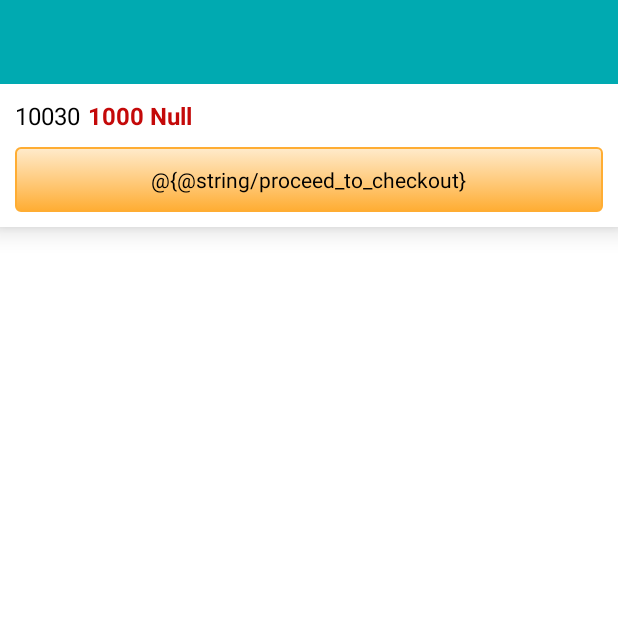
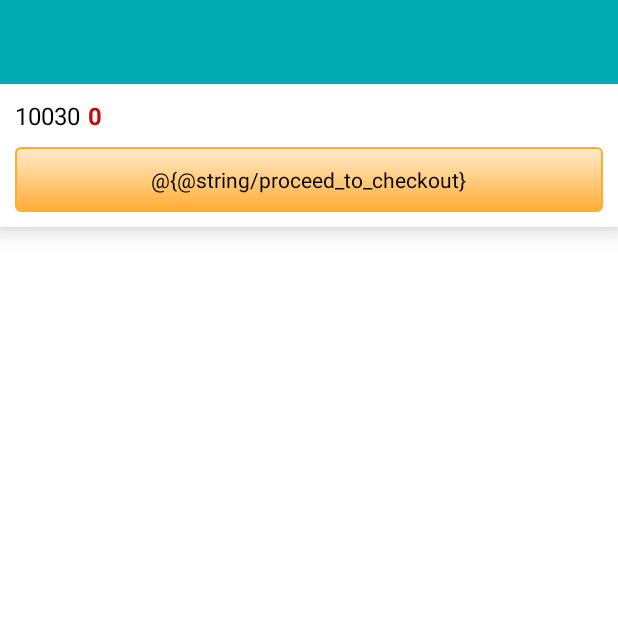
Before and after one commit to Danc-0/LiqourDelivery, an Android app: the CartActivity screen opened directly, with no data from a screen before it, on a phone screen of 412 x 824 dp, the top half of it. Run offline under Robolectric (Android 15) with nearby library versions, the phone set to English and light mode, and no system bars; our stand-ins replace Picasso; pictures from the network do not load.

Commit message:
Final touches on CartActivity

```diff
--- a/app/src/main/java/com/danc/winesapi/CartActivity.java
+++ b/app/src/main/java/com/danc/winesapi/CartActivity.java
@@ -5,19 +5,16 @@ import androidx.recyclerview.widget.LinearLayoutManager;
 import androidx.recyclerview.widget.RecyclerView;
 
 import android.database.Cursor;
-import android.database.sqlite.SQLiteDatabase;
 import android.os.Bundle;
 import android.util.Log;
+import android.view.View;
+import android.widget.TextView;
 import android.widget.Toast;
 
 import com.danc.winesapi.Adapter.CartItemAdapter;
 import com.danc.winesapi.SQLite.CartItemOpenHelper;
-import com.danc.winesapi.SQLite.ItemContractClass;
-import com.danc.winesapi.SQLite.ItemContractClass.CartItemDetails;
 
 import java.util.ArrayList;
-
-import static com.danc.winesapi.SQLite.ItemContractClass.CartItemDetails.*;
 
 public class CartActivity extends AppCompatActivity {
 
@@ -28,7 +25,7 @@ public class CartActivity extends AppCompatActivity {
     ArrayList<String> title, images, price, description, quantity;
     CartItemAdapter adapter;
 
-    ProductActivity productActivity;
+    TextView amount_total;
 
     @Override
     protected void onCreate(Bundle savedInstanceState) {
@@ -43,6 +40,8 @@ public class CartActivity extends AppCompatActivity {
         description = new ArrayList<>();
         quantity = new ArrayList<>();
 
+        amount_total = findViewById(R.id.amount_total);
+
         getAllData();
 
         recyclerView = findViewById(R.id.recyclerv_view);
@@ -52,6 +51,8 @@ public class CartActivity extends AppCompatActivity {
 
         adapter = new CartItemAdapter(this, title, images, price, description, quantity);
         recyclerView.setAdapter(adapter);
+
+        getTotals();
 
 
     }
@@ -65,6 +66,7 @@ public class CartActivity extends AppCompatActivity {
             while (cursor.moveToNext()) {
                 Log.d(TAG, "getAllData: Number of items " + cursor.getCount());
                 Toast.makeText(this, "Number of Items " + cursor.getCount(), Toast.LENGTH_SHORT).show();
+//                getTotals();
 //                id.add(cursor.getString(0));
 //                productActivity.item_count.setText(cursor.getCount());
                 title.add(cursor.getString(1));
@@ -76,4 +78,18 @@ public class CartActivity extends AppCompatActivity {
             }
         }
     }
+
+    int getTotals() {
+        Cursor cursor = mDb.calculateTotals();
+        int total = 0;
+        if (cursor.moveToFirst()) {
+            total = cursor.getInt(cursor.getColumnIndex("Total"));
+            Log.d(TAG, "getTotals: TotalValue " + total);
+            amount_total.setText(String.valueOf(total));
+        } else {
+            amount_total.setText(String.valueOf(0));
+            amount_total.setVisibility(View.INVISIBLE);
+        }
+        return total;
+    }
 }
--- a/app/src/main/java/com/danc/winesapi/ProductActivity.java
+++ b/app/src/main/java/com/danc/winesapi/ProductActivity.java
@@ -38,7 +38,7 @@ public class ProductActivity extends AppCompatActivity implements View.OnClickLi
 
     CartItemOpenHelper mDb;
 
-    public TextView item_count;
+    TextView item_count;
     LinearLayout Cart;
 
     @Override
--- a/app/src/main/java/com/danc/winesapi/SQLite/CartItemOpenHelper.java
+++ b/app/src/main/java/com/danc/winesapi/SQLite/CartItemOpenHelper.java
@@ -10,7 +10,7 @@ import androidx.annotation.Nullable;
 public class CartItemOpenHelper extends SQLiteOpenHelper {
 
     public static final String DATABASE_NAME = "CartItems.db";
-    public static final int DATABASE_VERSION = 4;
+    public static final int DATABASE_VERSION = 5;
 
     public CartItemOpenHelper(@Nullable Context context) {
         super(context, DATABASE_NAME, null, DATABASE_VERSION);
@@ -35,4 +35,13 @@ public class CartItemOpenHelper extends SQLiteOpenHelper {
         }
         return cursor;
     }
+
+    public Cursor calculateTotals(){
+        SQLiteDatabase db = this.getReadableDatabase();
+        Cursor cursor = null;
+        if (db != null){
+            cursor = db.rawQuery(ItemContractClass.CartItemDetails.QUERY_TOTAL_VALUES, null);
+        }
+        return cursor;
+    }
 }
--- a/app/src/main/res/layout/activity_main.xml
+++ b/app/src/main/res/layout/activity_main.xml
@@ -44,6 +44,7 @@
                             android:layout_height="13dp"
                             android:layout_gravity="center_horizontal"
                             android:gravity="center"
+                            android:text="0"
                             android:textColor="@color/White"
                             android:textSize="10sp" />
 
--- a/app/src/main/res/layout/cart_item.xml
+++ b/app/src/main/res/layout/cart_item.xml
@@ -2,6 +2,7 @@
 <RelativeLayout xmlns:android="http://schemas.android.com/apk/res/android"
     android:layout_width="match_parent"
     android:layout_height="wrap_content"
+    android:layout_margin="5dp"
     xmlns:app="http://schemas.android.com/apk/res-auto"
     android:background="@drawable/grey_border_bottom">
 
--- a/app/src/main/res/layout/fragment_main.xml
+++ b/app/src/main/res/layout/fragment_main.xml
@@ -44,6 +44,7 @@
                     android:layout_height="13dp"
                     android:layout_gravity="center_horizontal"
                     android:gravity="center"
+                    android:text="0"
                     android:textColor="@color/White"
                     android:textSize="10sp" />
 
--- a/app/src/main/res/layout/fragment_view_cart.xml
+++ b/app/src/main/res/layout/fragment_view_cart.xml
@@ -85,7 +85,7 @@
                         android:layout_width="wrap_content"
                         android:layout_height="wrap_content"
                         android:layout_marginStart="5dp"
-                        android:text="1000 Null"
+                        android:text="Total Amount"
                         android:textColor="@color/red2"
                         android:textSize="16sp"
                         android:textStyle="bold" />
```
Also changed, not shown: app/src/main/java/com/danc/winesapi/SQLite/ItemContractClass.java (+5 -3 lines), app/src/main/java/com/danc/winesapi/UIFragments/MainFragment.java (+48 -2 lines).
